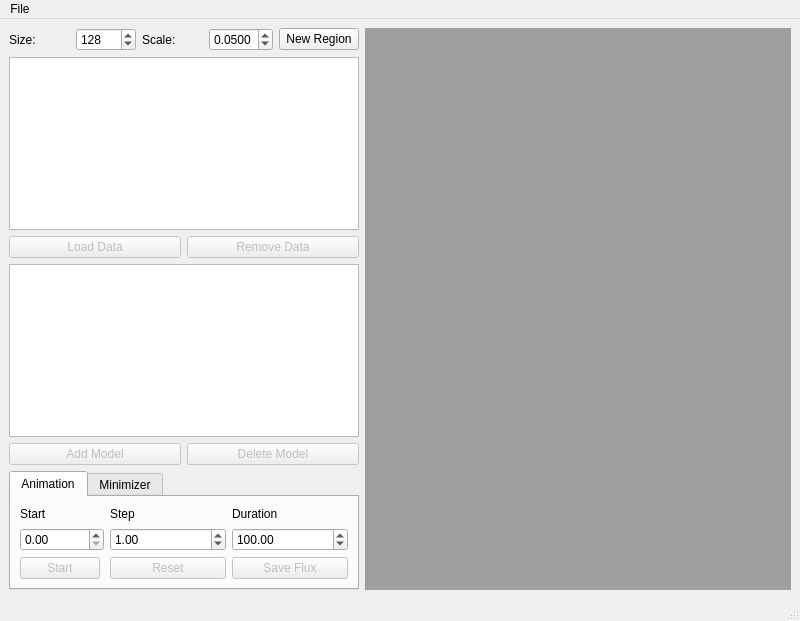
The window that src/QT/gui_main.ui (bkloppenborg/simtoi) describes before a commit, drawn with Qt 5.
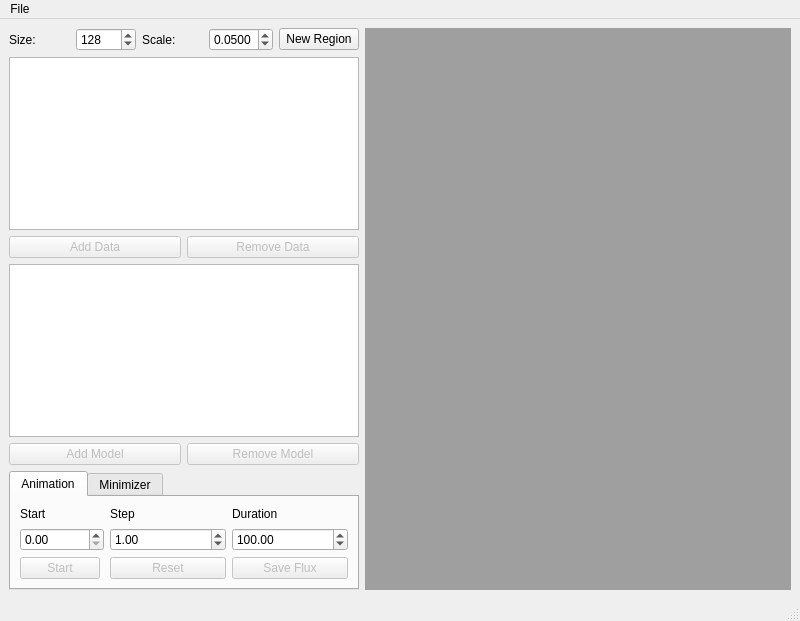
The same window after the commit.

Diff of the .ui file:
```diff
--- a/src/QT/gui_main.ui
+++ b/src/QT/gui_main.ui
@@ -89,7 +89,7 @@
          <bool>false</bool>
         </property>
         <property name="text">
-         <string>Load Data</string>
+         <string>Add Data</string>
         </property>
        </widget>
       </item>
@@ -139,7 +139,7 @@
          <bool>false</bool>
         </property>
         <property name="text">
-         <string>Delete Model</string>
+         <string>Remove Model</string>
         </property>
        </widget>
       </item>
```
Left out of the diff: 4 changed lines with no effect on the pictures.
